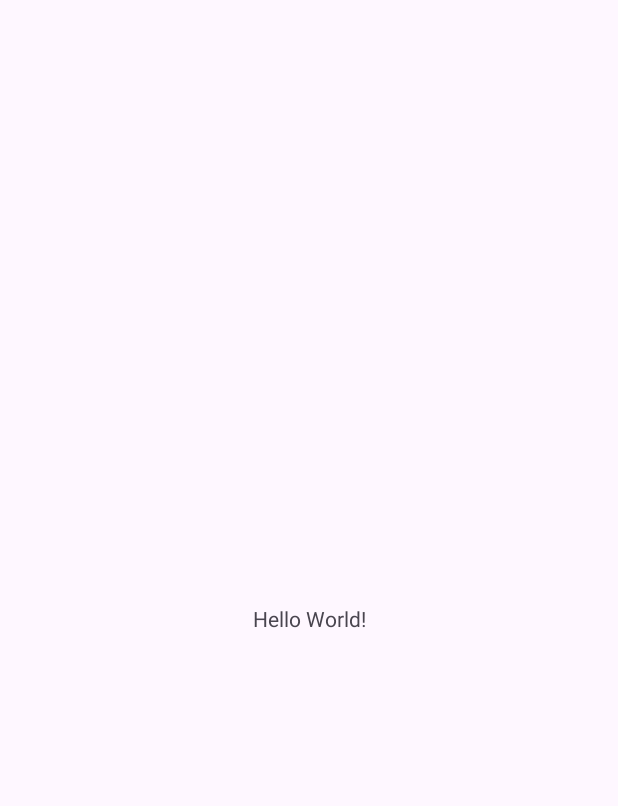
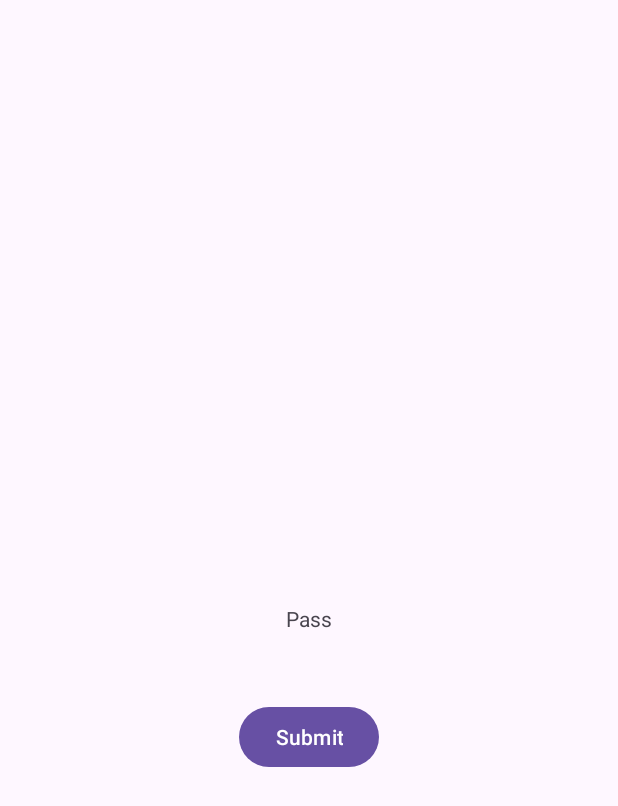
Before and after one commit to je-woodruff/MyApplication, an Android app: the screen it shows after launch (MainActivity), on a phone screen of 412 x 824 dp. Before the commit the part shown is almost empty. Shown: the top 806 px of the screen. Run offline under Robolectric (Android 15) with nearby library versions, the phone set to English and light mode, and no system bars.

Commit message:
Post Changes

```diff
--- a/app/src/main/res/layout/activity_main.xml
+++ b/app/src/main/res/layout/activity_main.xml
@@ -7,12 +7,23 @@
     tools:context=".MainActivity">
 
     <TextView
+        android:id="@+id/textView"
         android:layout_width="wrap_content"
         android:layout_height="wrap_content"
-        android:text="Hello World!"
+        android:text="Pass"
         app:layout_constraintBottom_toBottomOf="parent"
         app:layout_constraintEnd_toEndOf="parent"
         app:layout_constraintStart_toStartOf="parent"
         app:layout_constraintTop_toTopOf="parent" />
 
+    <Button
+        android:id="@+id/button"
+        android:layout_width="wrap_content"
+        android:layout_height="wrap_content"
+        android:layout_marginTop="45dp"
+        android:text="Submit"
+        app:layout_constraintEnd_toEndOf="parent"
+        app:layout_constraintStart_toStartOf="parent"
+        app:layout_constraintTop_toBottomOf="@+id/textView" />
+
 </androidx.constraintlayout.widget.ConstraintLayout>
```
